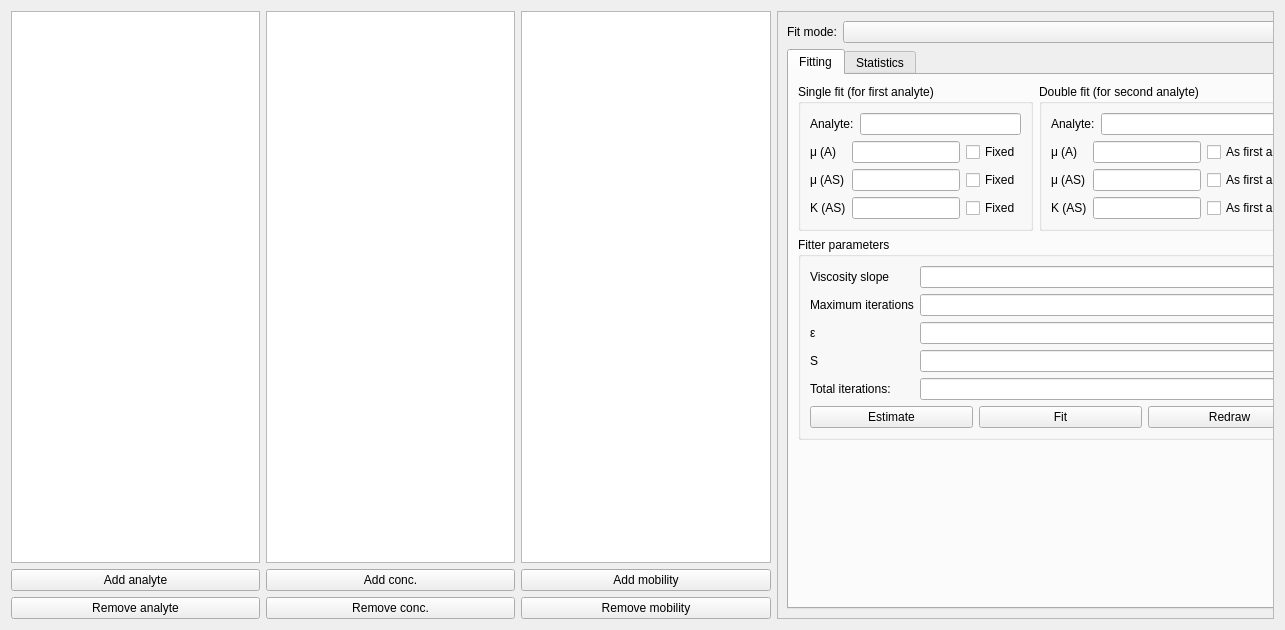
Above: src/gui/hyperbolafitwidget.ui from echmet/CEval before the change. Below: the same form after it.
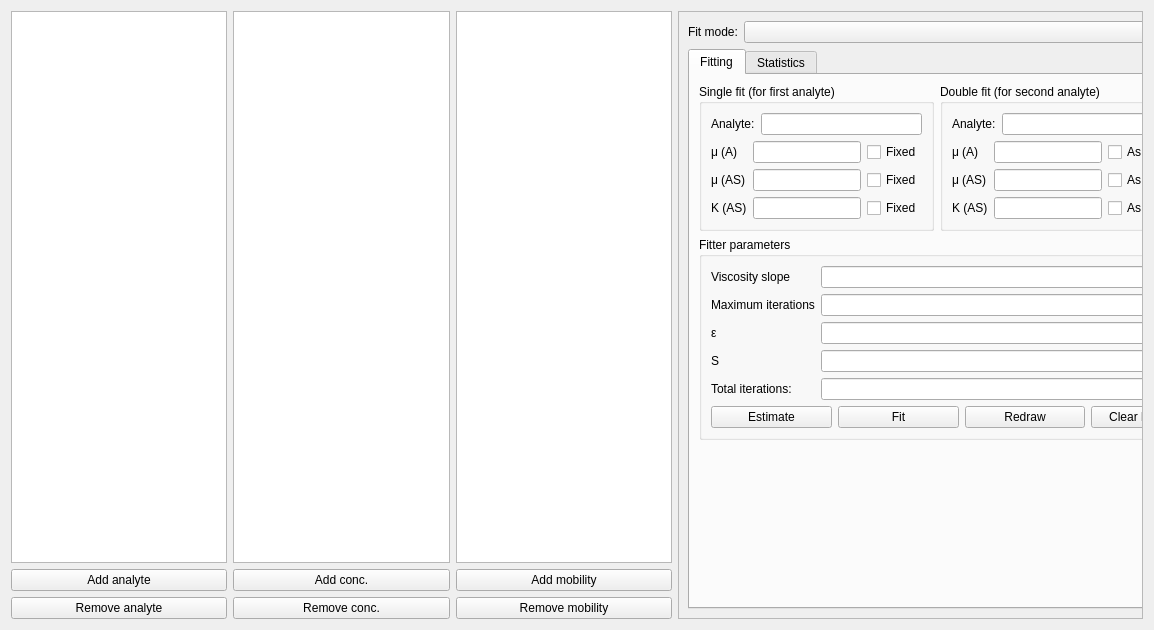
That is the form after the change. Custom widgets are drawn as their Qt base class.

Commit message: Add a button to clear drawn hyperbola

Patch:
```diff
--- a/src/gui/hyperbolafitwidget.ui
+++ b/src/gui/hyperbolafitwidget.ui
@@ -6,7 +6,7 @@
    <rect>
     <x>0</x>
     <y>0</y>
-    <width>1285</width>
+    <width>1154</width>
     <height>630</height>
    </rect>
   </property>
@@ -180,7 +180,7 @@
        <rect>
         <x>0</x>
         <y>0</y>
-        <width>569</width>
+        <width>619</width>
         <height>614</height>
        </rect>
       </property>
@@ -603,6 +603,13 @@
                   </property>
                  </widget>
                 </item>
+                <item>
+                 <widget class="QPushButton" name="qpb_clearHyperbola">
+                  <property name="text">
+                   <string>Clear hyperbola</string>
+                  </property>
+                 </widget>
+                </item>
                </layout>
               </item>
              </layout>
```
The commit also changes 5 other files.
